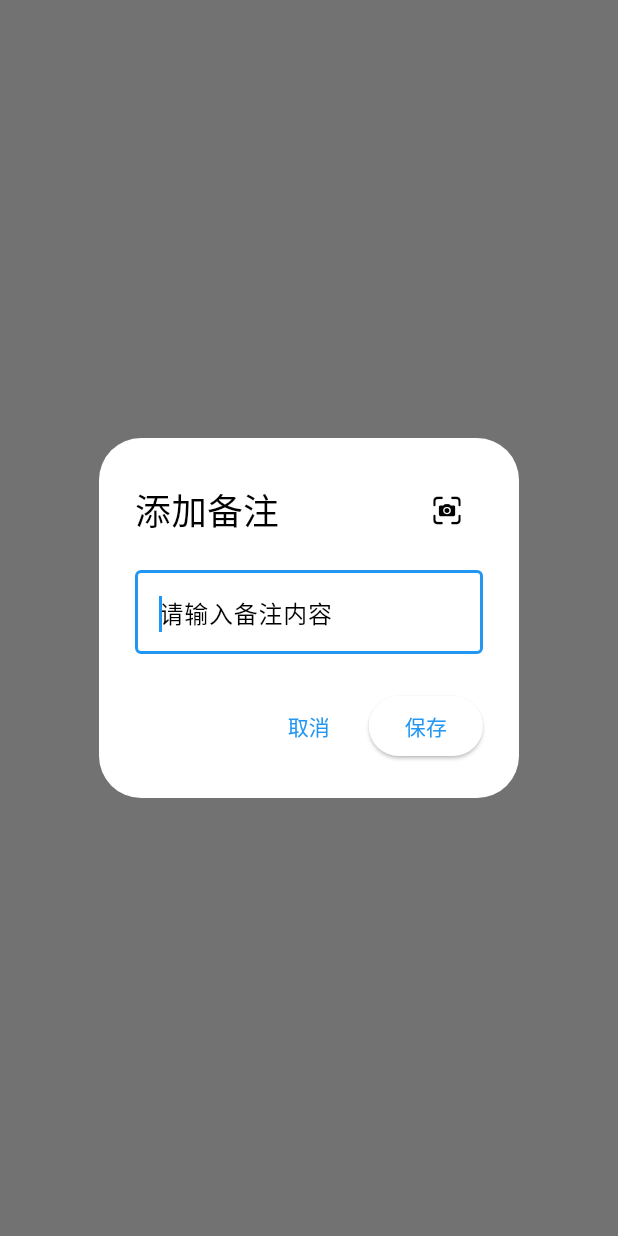
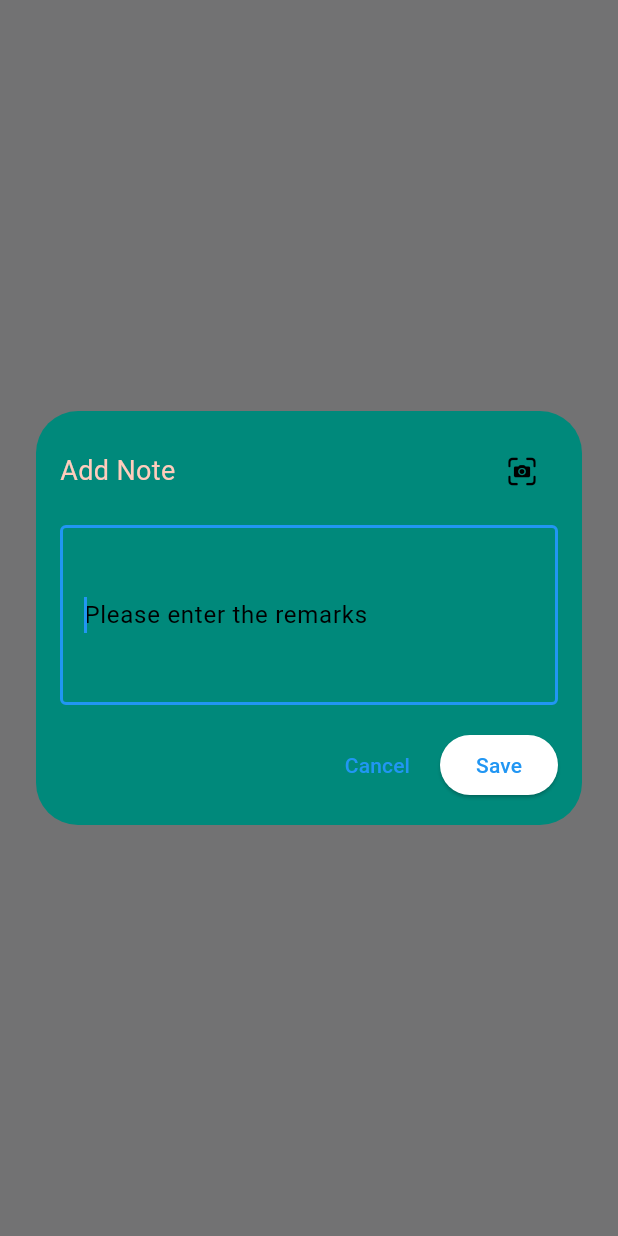
Before and after one commit to Each9084/Quick_Accounting_Tracker, a Flutter app: what showNoteEditDialog() shows on an empty page, opened directly with empty values, on a phone screen of 412 x 824 dp. Run offline on Flutter 3.47's test engine with Material 3 defaults, Android fonts, the phone set to English and light mode, and no system bars; our stand-ins replace flutter_localization, flutter_phoenix, sqflite; missing offline and left inert: dart:ffi, month_year_picker; accounts and stored records are empty.

```diff
--- a/lib/widgets/note/note_edit_dialog.dart
+++ b/lib/widgets/note/note_edit_dialog.dart
@@ -1,3 +1,4 @@
+import 'package:accounting_tracker/l10n/Strings.dart';
 import 'package:flutter/cupertino.dart';
 import 'package:flutter/material.dart';
 
@@ -9,44 +10,72 @@ Future<String?> showNoteEditDialog({
 
   return showDialog<String>(
     context: context,
+    barrierDismissible: false,
     builder: (context) {
-      return MediaQuery.removeViewInsets(
-        removeBottom: true,// 移除底部键盘影响
-        context: context,
-        child: AlertDialog(
-          title: Row(
+      return Dialog(
+        backgroundColor: Colors.teal.shade600,
+        insetPadding: const EdgeInsets.symmetric(horizontal: 24, vertical: 40),
+        child: Padding(
+          padding: const EdgeInsets.all(16),
+          child: Column(
+            mainAxisSize: MainAxisSize.min,
             children: [
-              Text("添加备注"),
-              Spacer(),
+              // 标题和相机按钮
+              Row(
+                children: [
+                  Text(StringsMain.get("add_note"),
+                      style: TextStyle(fontSize: 18,color: Colors.deepOrange.shade100)),
+                  const Spacer(),
                   IconButton(
                     onPressed: () {
                       ScaffoldMessenger.of(context).showSnackBar(
-                    SnackBar(content: Text("OCR 功能尚未实现")),
+                        SnackBar(
+                          content: Text(
+                            StringsMain.get("ocr_not_implemented"),
+                          ),
+                        ),
                       );
                     },
-                icon: Icon(CupertinoIcons.camera_viewfinder),
+                    icon: const Icon(CupertinoIcons.camera_viewfinder),
                   ),
                 ],
               ),
-          content: TextField(
+              const SizedBox(height: 12),
+              // 输入框区域（高度固定或最大高度）
+              SizedBox(
+                height: 120,
+                child: TextField(
                   controller: tempController,
+                  maxLines: null,
+                  expands: true,
                   autofocus: true,
-            maxLines: null,
-            decoration: InputDecoration(
-              hintText: "请输入备注内容",
+                  decoration:  InputDecoration(
+                    hintText: StringsMain.get("enter_notes"),
                     border: OutlineInputBorder(),
+                    isDense: true,
+                    contentPadding: EdgeInsets.all(12),
                   ),
                 ),
-          actions: [
+              ),
+              const SizedBox(height: 16),
+              // 按钮
+              Row(
+                mainAxisAlignment: MainAxisAlignment.end,
+                children: [
                   TextButton(
                     onPressed: () => Navigator.of(context).pop(null),
-              child: Text("取消"),
+                    child:  Text(StringsMain.get("cancel")),
                   ),
+                  const SizedBox(width: 8),
                   ElevatedButton(
-              onPressed: () => Navigator.of(context).pop(tempController.text),
-              child: Text("保存"),
+                    onPressed: () =>
+                        Navigator.of(context).pop(tempController.text),
+                    child:  Text(StringsMain.get("save")),
                   ),
                 ],
+              ),
+            ],
+          ),
         ),
       );
     },
```
Lines whose indentation alone changed are shown as unchanged.
